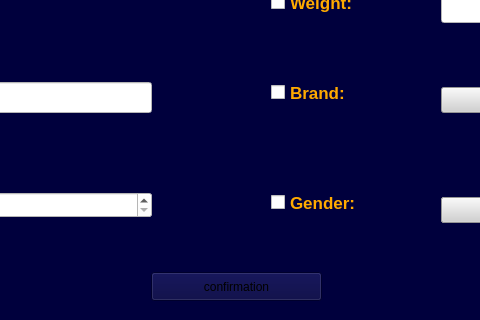
First picture: the form in add_kala.ui, repository AP-projects-4001/ls, before the edit; both pictures show x 349 to 829 and y 368 to 688 of the 1241 by 688 pixel window.
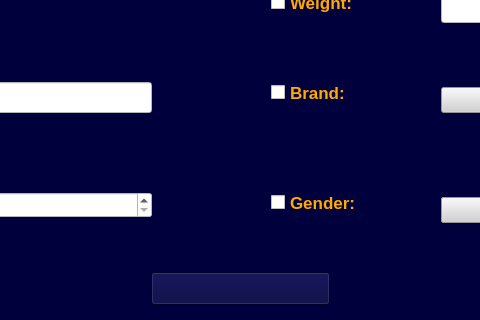
Second picture: the form after the edit. Icons and pictures are not drawn.

Patch:
```diff
--- a/add_kala.ui
+++ b/add_kala.ui
@@ -469,12 +469,15 @@
     <rect>
      <x>500</x>
      <y>640</y>
-     <width>171</width>
-     <height>29</height>
+     <width>179</width>
+     <height>33</height>
     </rect>
    </property>
+   <property name="styleSheet">
+    <string notr="true">background-image: url(:/new/prefix1/confirmation.png);</string>
+   </property>
    <property name="text">
-    <string>confirmation</string>
+    <string/>
    </property>
   </widget>
   <widget class="QComboBox" name="comboBoxgender_mat">
```
